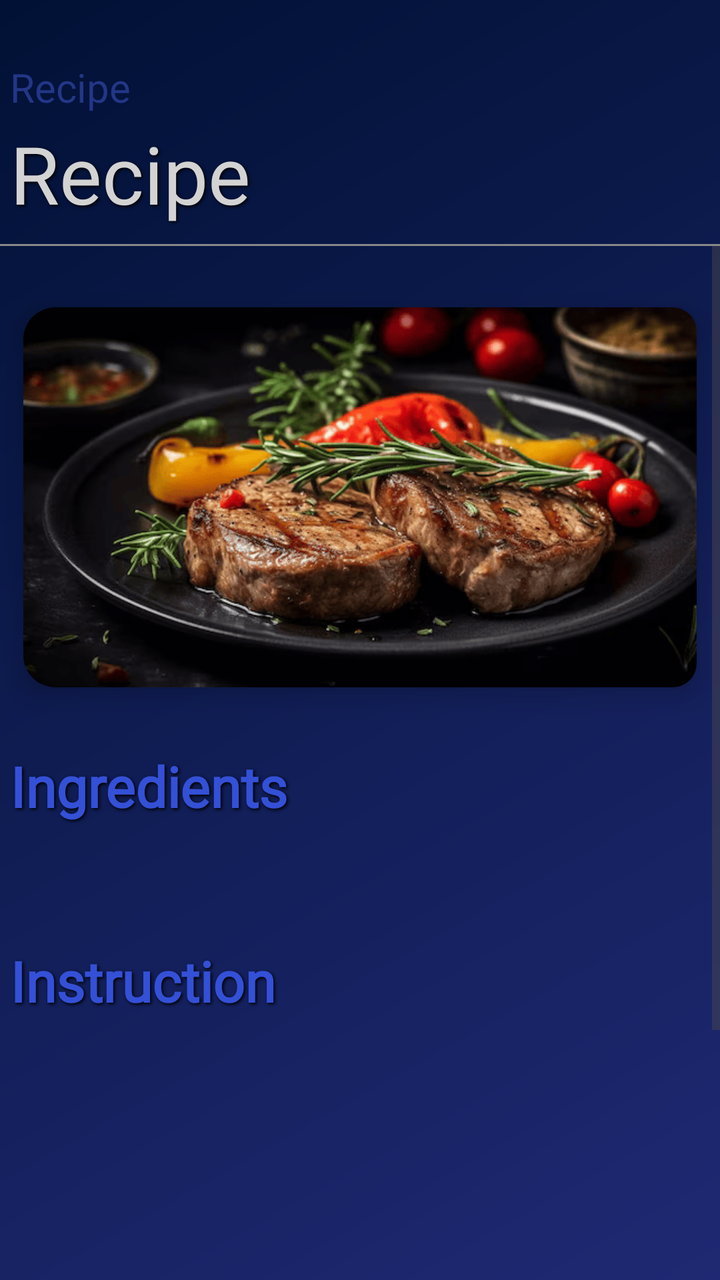
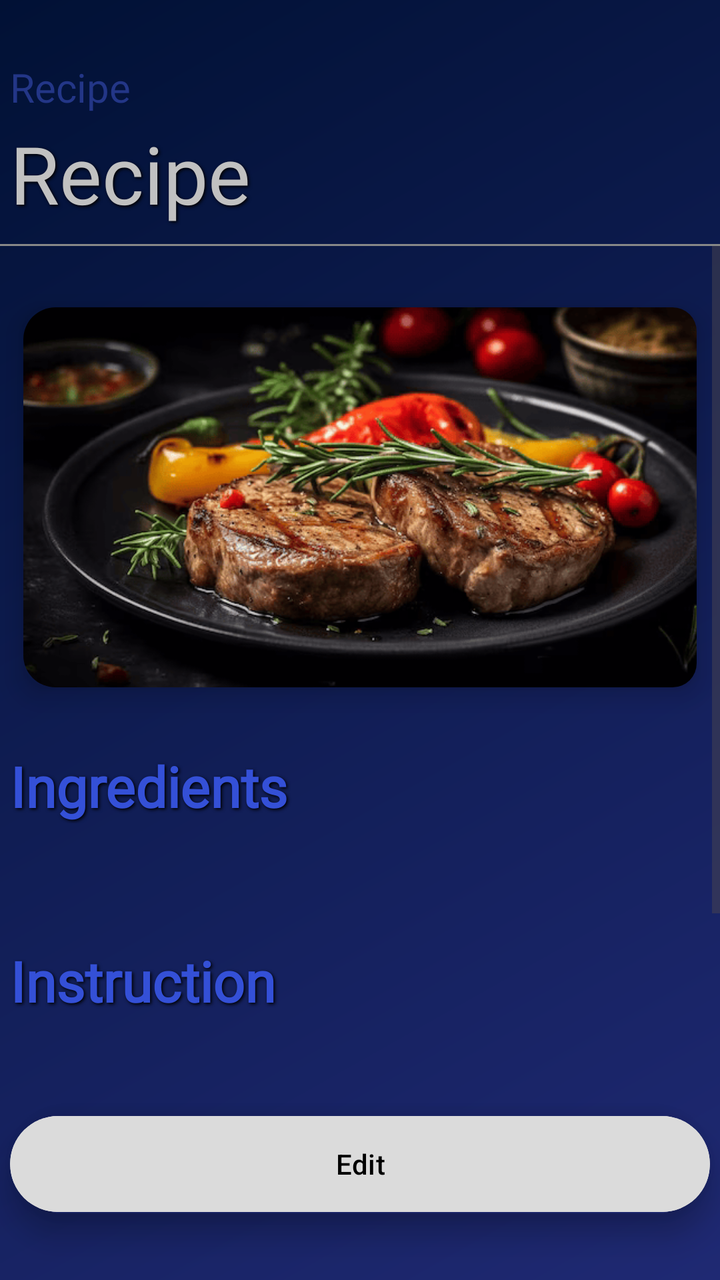

Two renders of the same Android screen: before a commit and after it. Below are the layout's source before the change and the commit's diff.
<!-- AndroidManifest.xml: application theme Theme.Recipe -->
<!-- res/layout/activity_recipe_show.xml -->
<androidx.constraintlayout.widget.ConstraintLayout
    xmlns:android="http://schemas.android.com/apk/res/android"
    xmlns:app="http://schemas.android.com/apk/res-auto"
    xmlns:tools="http://schemas.android.com/tools"
    android:id="@+id/main"
    android:layout_width="match_parent"
    android:layout_height="match_parent"
    android:background="@drawable/my_background">

    
    <TextView
        android:id="@+id/YourRecipeTextView"
        android:layout_width="350dp"
        android:layout_height="30dp"
        android:layout_marginTop="30dp"
        android:fontFamily="@font/archivo_black"
        android:gravity="left"
        android:text="Recipe"
        android:textColor="@color/my_recipes_background"
        android:textSize="20sp"
        app:layout_constraintTop_toTopOf="parent"
        app:layout_constraintStart_toStartOf="parent"
        app:layout_constraintEnd_toEndOf="parent"/>

    <TextView
        android:id="@+id/RecipeTextViewShow"
        android:layout_width="350dp"
        android:layout_height="wrap_content"
        android:fontFamily="@font/open_sans_light"
        android:gravity="left"
        android:minHeight="62dp"
        android:maxHeight="200dp"
        android:shadowColor="#000000"
        android:shadowDx="2"
        android:shadowDy="2"
        android:shadowRadius="4"
        android:text="Recipe"
        android:textColor="@color/my_text_view_back"
        android:textSize="40sp"
        app:layout_constraintEnd_toEndOf="parent"
        app:layout_constraintStart_toStartOf="parent"
        app:layout_constraintTop_toBottomOf="@id/YourRecipeTextView" />

    <View
        android:id="@+id/lineUnderText"
        android:layout_width="match_parent"
        android:layout_height="1dp"
        android:background="#888888"
        app:layout_constraintTop_toBottomOf="@id/RecipeTextViewShow"
        app:layout_constraintStart_toStartOf="parent"
        app:layout_constraintEnd_toEndOf="parent"/>

    
    <ScrollView
        android:id="@+id/scrollContent"
        android:layout_width="match_parent"
        android:layout_height="0dp"
        android:fillViewport="true"
        app:layout_constraintTop_toBottomOf="@id/lineUnderText"
        app:layout_constraintStart_toStartOf="parent"
        app:layout_constraintEnd_toEndOf="parent"
        app:layout_constraintBottom_toBottomOf="parent">

        <LinearLayout
            android:layout_width="match_parent"
            android:layout_height="wrap_content"
            android:orientation="vertical"
            android:paddingBottom="40dp">

            <androidx.cardview.widget.CardView
                android:id="@+id/CardViewRecipeImage"
                android:layout_width="wrap_content"
                android:layout_height="wrap_content"
                android:layout_marginTop="15dp"
                android:layout_gravity="center"
                app:cardCornerRadius="12dp"
                app:cardElevation="8dp"
                app:cardUseCompatPadding="true"
                app:cardBackgroundColor="@android:color/transparent">

                <ImageView
                    android:id="@+id/RecipeImageView"
                    android:layout_width="350dp"
                    android:layout_height="190dp"
                    android:scaleType="centerCrop"
                    android:src="@drawable/steak"
                    android:background="@drawable/rounded_image"
                    android:clipToOutline="true"/>
            </androidx.cardview.widget.CardView>

            <TextView
                android:id="@+id/TextViewIngredients"
                android:layout_width="350dp"
                android:layout_height="wrap_content"
                android:layout_gravity="center"
                android:layout_marginTop="15dp"
                android:fontFamily="@font/bakbak_one"
                android:text="Ingredients"
                android:textColor="@color/my_text_view_show"
                android:textSize="28sp"
                android:textStyle="bold"
                android:shadowColor="#000000"
                android:shadowDx="2"
                android:shadowDy="2"
                android:shadowRadius="4"/>


            <LinearLayout
                android:id="@+id/ingredientsContainer"
                android:layout_width="380dp"
                android:layout_height="wrap_content"
                android:layout_gravity="center"
                android:orientation="vertical"/>


            <TextView
                android:id="@+id/TextViewInstruction"
                android:layout_width="350dp"
                android:layout_height="wrap_content"
                android:layout_gravity="center"
                android:layout_marginTop="60dp"
                android:text="Instruction"
                android:textColor="@color/my_text_view_show"
                android:textSize="28sp"
                android:fontFamily="@font/bakbak_one"
                android:textStyle="bold"
                android:shadowColor="#000000"
                android:shadowDx="2"
                android:shadowDy="2"
                android:shadowRadius="4"/>



            <TextView
                android:id="@+id/TextViewInstructionContent"
                android:layout_width="350dp"
                android:layout_height="wrap_content"
                android:minHeight="200dp"
                android:paddingTop="17dp"
                android:textStyle="bold"
                android:gravity="top|start"
                android:textColor="@color/white"
                android:textSize="18sp"
                android:lineSpacingExtra="6dp"
                android:layout_gravity="center"/>

            <androidx.cardview.widget.CardView
                android:id="@+id/CardView"
                android:layout_width="350dp"
                android:layout_height="wrap_content"
                android:layout_gravity="center"
                app:cardBackgroundColor="@android:color/transparent"
                app:cardCornerRadius="120dp"
                app:cardElevation="8dp"
                app:layout_constraintBottom_toBottomOf="parent"
                app:layout_constraintStart_toStartOf="parent"
                app:layout_constraintEnd_toEndOf="parent">

                <Button
                    android:id="@+id/RecipeEditButton"
                    android:layout_width="match_parent"
                    android:layout_height="56dp"
                    android:backgroundTint="@color/my_button_background"
                    android:elevation="8dp"
                    android:text="Edit"
                    android:textColor="#FFFFFF" />
            </androidx.cardview.widget.CardView>
        </LinearLayout>
    </ScrollView>
</androidx.constraintlayout.widget.ConstraintLayout>
<!-- resources referenced by this layout -->
<resources>
  <color name="my_button_background">#1928A0</color>
  <color name="my_recipes_background">#233687</color>
  <color name="my_text_view_back">#D3D3D3</color>
  <color name="my_text_view_show">#3450D7</color>
  <color name="white">#FFFFFFFF</color>
  <!-- drawable my_background (drawable) -->
  <shape xmlns:android="http://schemas.android.com/apk/res/android"
      android:shape="rectangle">
  
  
      <gradient
          android:type="linear"
          android:startColor="#011135"
          android:endColor="#1F2973"
          android:angle="315" />
  
      <size
          android:width="1080dp"
          android:height="1920dp" />
  </shape>
  <!-- drawable rounded_image (drawable) -->
  <?xml version="1.0" encoding="utf-8"?>
  <shape xmlns:android="http://schemas.android.com/apk/res/android"
      android:shape="rectangle">
  
      <solid android:color="@android:color/transparent"/>
  
      
      <corners android:radius="16dp"/>
  </shape>
  <!-- drawable steak: png bitmap (drawable, 103174 bytes) -->
  <style name="Theme.Recipe" parent="Base.Theme.Recipe" />
  <style name="Base.Theme.Recipe" parent="Theme.Material3.DayNight.NoActionBar">
          
          
      </style>
</resources>

<!-- the commit's change to res/layout/activity_recipe_show.xml (unified diff, before → after) -->
@@ -56,6 +56,7 @@
         android:layout_width="match_parent"
         android:layout_height="0dp"
         android:fillViewport="true"
+        android:layout_marginBottom="60dp"
         app:layout_constraintTop_toBottomOf="@id/lineUnderText"
         app:layout_constraintStart_toStartOf="parent"
         app:layout_constraintEnd_toEndOf="parent"
@@ -143,28 +144,28 @@
                 android:textSize="18sp"
                 android:lineSpacingExtra="6dp"
                 android:layout_gravity="center"/>
-
-            <androidx.cardview.widget.CardView
-                android:id="@+id/CardView"
-                android:layout_width="350dp"
-                android:layout_height="wrap_content"
-                android:layout_gravity="center"
-                app:cardBackgroundColor="@android:color/transparent"
-                app:cardCornerRadius="120dp"
-                app:cardElevation="8dp"
-                app:layout_constraintBottom_toBottomOf="parent"
-                app:layout_constraintStart_toStartOf="parent"
-                app:layout_constraintEnd_toEndOf="parent">
-
-                <Button
-                    android:id="@+id/RecipeEditButton"
-                    android:layout_width="match_parent"
-                    android:layout_height="56dp"
-                    android:backgroundTint="@color/my_button_background"
-                    android:elevation="8dp"
-                    android:text="Edit"
-                    android:textColor="#FFFFFF" />
-            </androidx.cardview.widget.CardView>
         </LinearLayout>
     </ScrollView>
+    <androidx.cardview.widget.CardView
+        android:id="@+id/CardView"
+        android:layout_width="350dp"
+        android:layout_height="wrap_content"
+        android:layout_gravity="center"
+        app:cardBackgroundColor="@android:color/transparent"
+        app:cardCornerRadius="120dp"
+        android:layout_marginBottom="30dp"
+        app:cardElevation="8dp"
+        app:layout_constraintBottom_toBottomOf="parent"
+        app:layout_constraintStart_toStartOf="parent"
+        app:layout_constraintEnd_toEndOf="parent">
+
+        <Button
+            android:id="@+id/RecipeEditButton"
+            android:layout_width="match_parent"
+            android:layout_height="56dp"
+            android:backgroundTint="@color/background_floatingButton"
+            android:elevation="8dp"
+            android:text="Edit"
+            android:textColor="@color/black" />
+    </androidx.cardview.widget.CardView>
 </androidx.constraintlayout.widget.ConstraintLayout>
<!-- resource entries referenced after the edit -->
@@ -1,8 +1,9 @@
 <!-- resources referenced by this layout -->
 <resources>
-  <color name="my_button_background">#1928A0</color>
+  <color name="background_floatingButton">#DBDBDB</color>
+  <color name="black">#FF000000</color>
   <color name="my_recipes_background">#233687</color>
-  <color name="my_text_view_back">#D3D3D3</color>
+  <color name="my_text_view_back">#C1C1C1</color>
   <color name="my_text_view_show">#3450D7</color>
   <color name="white">#FFFFFFFF</color>
   <!-- drawable my_background (drawable) -->
